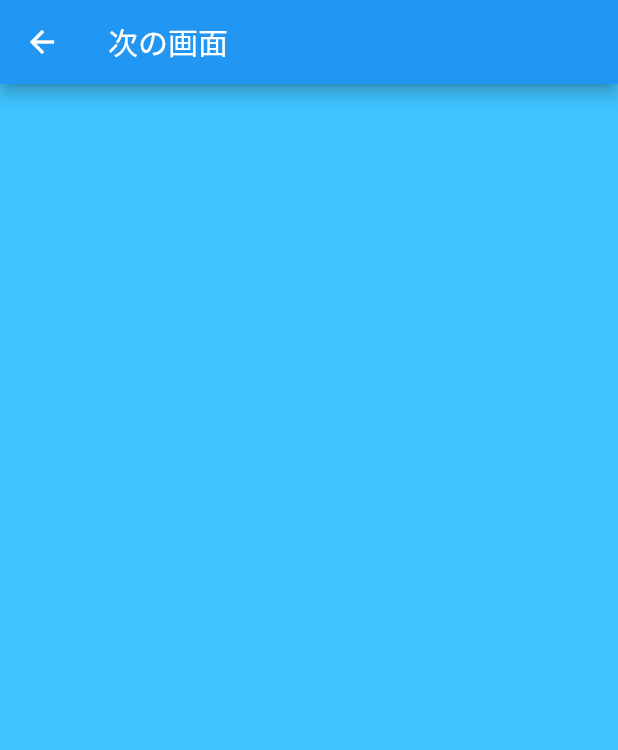
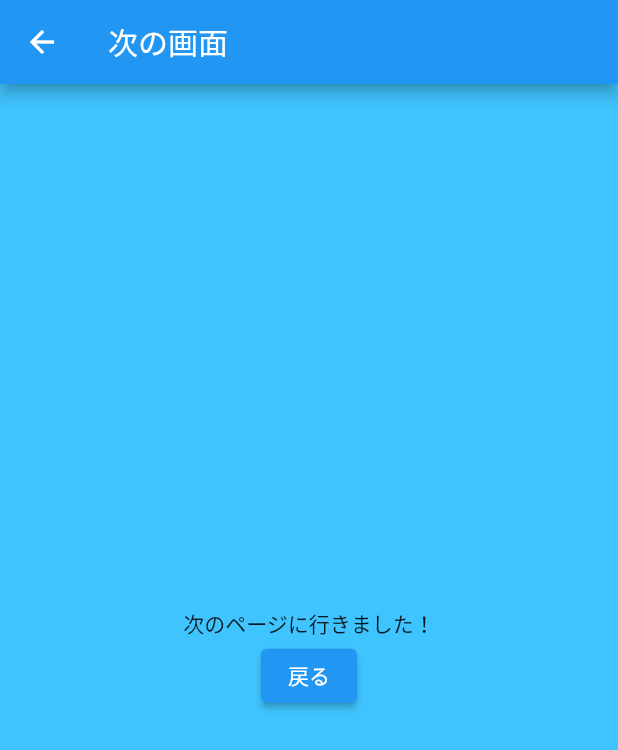
Before and after one commit to dynamonda/flutter-study, a Flutter app: the screen it shows after launch, after a tap on "次へ", on a phone screen of 412 x 824 dp. Shown: the top 750 px of the screen. Run offline on Flutter 3.47's test engine with Material 2 defaults, Android fonts, the phone set to English and light mode, and no system bars.

Commit message:
Pass argments to next page

```diff
--- a/lib/main.dart
+++ b/lib/main.dart
@@ -15,11 +15,7 @@ class MyApp extends StatelessWidget {
       theme: ThemeData(
         primarySwatch: Colors.blue,
       ),
-      initialRoute: '/',
-      routes: {
-        '/': (context) => MyHomePage(title: 'Flutter Demo Page'),
-        '/next': (context) => NextPage(),
-      },
+      home: MyHomePage(title: 'Novel memo'),
     );
   }
 }
@@ -55,9 +51,13 @@ class _MyHomePageState extends State<MyHomePage> {
       body: Center(
         child: ElevatedButton(
           child: Text('次へ'),
-          onPressed: (){
+          onPressed: () {
             // ボタンを押した時
-            Navigator.pushNamed(context, '/next');
+            Navigator.push(
+              context, MaterialPageRoute(
+                builder: (context) => NextPage('次のページに行きました！')
+              )
+            );
           },
         ),
       ),
--- a/lib/next_page.dart
+++ b/lib/next_page.dart
@@ -2,16 +2,31 @@ import 'package:flutter/cupertino.dart';
 import 'package:flutter/material.dart';
 
 class NextPage extends StatelessWidget{
+  // コンストラクタ的なやつ
+  NextPage(this.name);
+  final String name;
+
   @override
   Widget build(BuildContext context) {
     return Scaffold(
       appBar: AppBar(
         title: Text('次の画面'),
       ),
-      body: Center(
-        child: Container(
-          height: double.infinity,
-          color: Colors.lightBlueAccent,
+      body: Container(
+        height: double.infinity,
+        width: double.infinity,
+        color: Colors.lightBlueAccent,
+        child: Column(
+          mainAxisAlignment: MainAxisAlignment.center,
+          children: [
+            Text(name),
+            ElevatedButton(
+              child: Text('戻る'),
+              onPressed: (){
+                Navigator.pop(context);
+              },
+            ),
+          ],
         ),
       ),
     );
```
